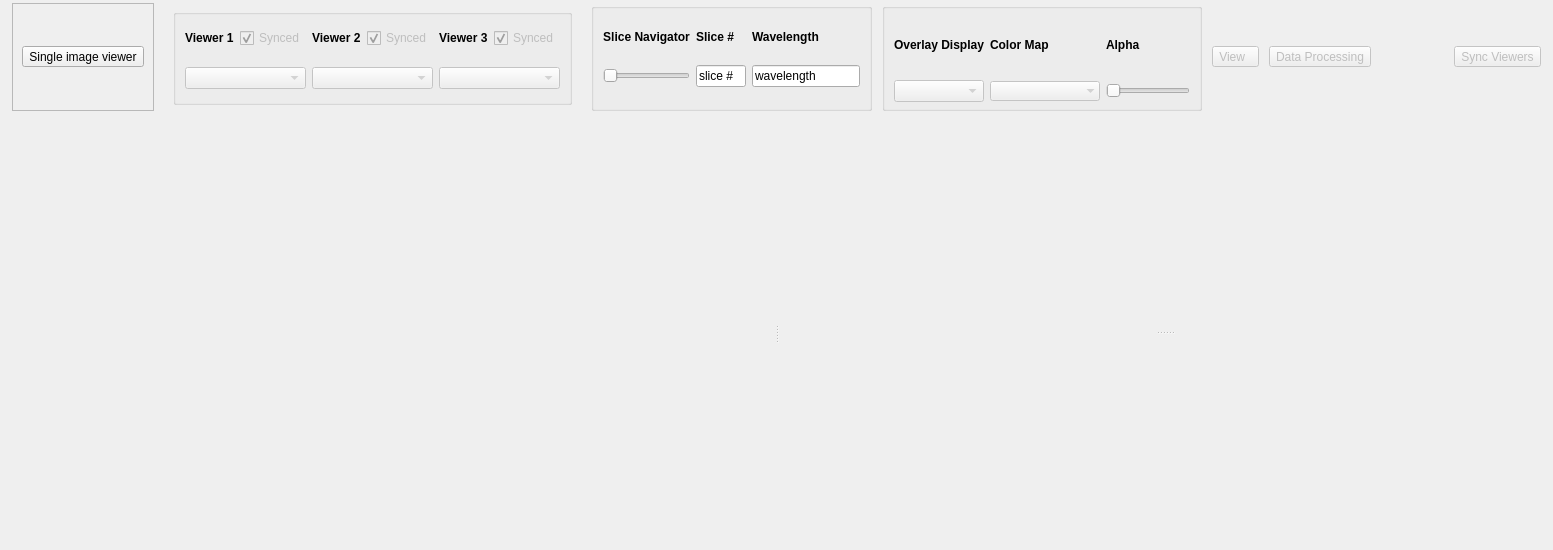
Old version of the form cubeviz/layout.ui in the repository spacetelescope/cubeviz.
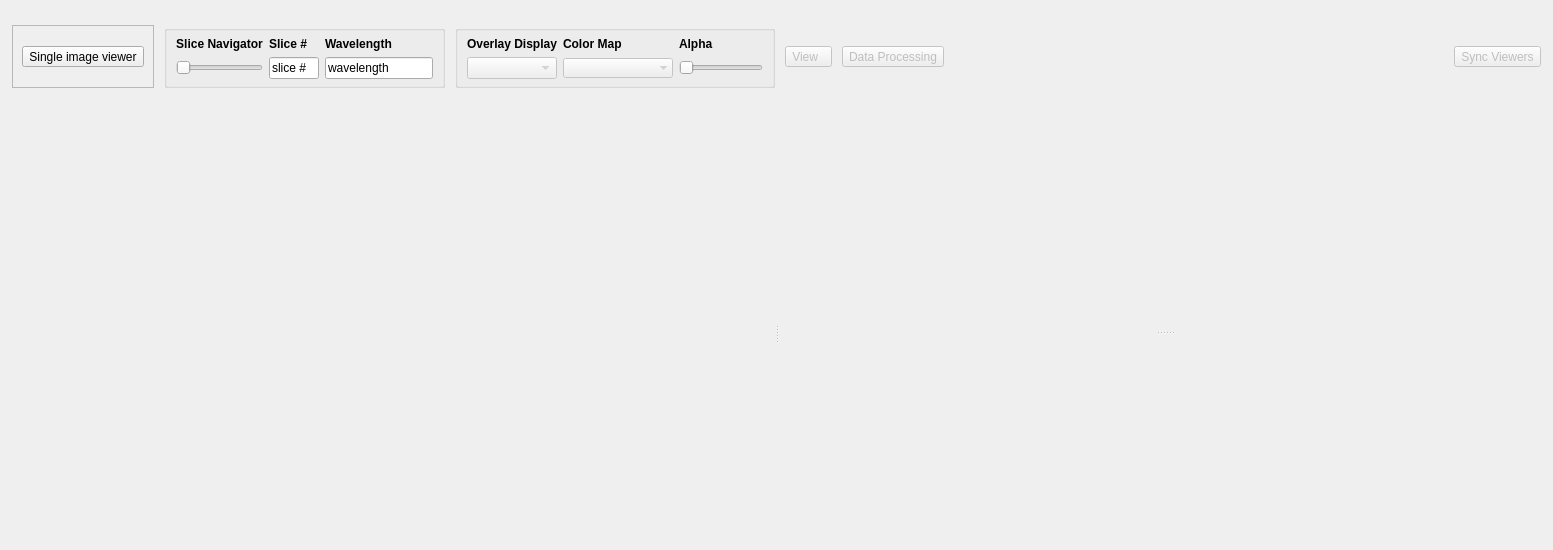
New version of the form. The open tabs and pages were chosen to show the change. Custom widgets are drawn as their Qt base class.

Commit message: Remove sync buttons and viewer combos from top-level layout

Diff of the .ui file:
```diff
--- a/cubeviz/layout.ui
+++ b/cubeviz/layout.ui
@@ -41,10 +41,13 @@
       <property name="bottomMargin">
        <number>0</number>
       </property>
-      <property name="spacing">
+      <property name="horizontalSpacing">
        <number>10</number>
       </property>
-      <item row="2" column="9">
+      <property name="verticalSpacing">
+       <number>0</number>
+      </property>
+      <item row="2" column="8">
        <spacer name="horizontalSpacer">
         <property name="orientation">
          <enum>Qt::Horizontal</enum>
@@ -57,7 +60,7 @@
         </property>
        </spacer>
       </item>
-      <item row="2" column="10">
+      <item row="2" column="9">
        <widget class="QToolButton" name="sync_button">
         <property name="enabled">
          <bool>false</bool>
@@ -73,7 +76,60 @@
         </property>
        </widget>
       </item>
-      <item row="2" column="6" alignment="Qt::AlignLeft">
+      <item row="2" column="6">
+       <widget class="QToolButton" name="view_option_button">
+        <property name="enabled">
+         <bool>false</bool>
+        </property>
+        <property name="minimumSize">
+         <size>
+          <width>0</width>
+          <height>0</height>
+         </size>
+        </property>
+        <property name="toolTip">
+         <string/>
+        </property>
+        <property name="text">
+         <string>View  </string>
+        </property>
+        <property name="popupMode">
+         <enum>QToolButton::InstantPopup</enum>
+        </property>
+        <property name="toolButtonStyle">
+         <enum>Qt::ToolButtonTextOnly</enum>
+        </property>
+        <property name="arrowType">
+         <enum>Qt::NoArrow</enum>
+        </property>
+       </widget>
+      </item>
+      <item row="2" column="7">
+       <widget class="QToolButton" name="cube_option_button">
+        <property name="enabled">
+         <bool>false</bool>
+        </property>
+        <property name="minimumSize">
+         <size>
+          <width>0</width>
+          <height>0</height>
+         </size>
+        </property>
+        <property name="text">
+         <string>Data Processing</string>
+        </property>
+        <property name="popupMode">
+         <enum>QToolButton::InstantPopup</enum>
+        </property>
+        <property name="toolButtonStyle">
+         <enum>Qt::ToolButtonTextOnly</enum>
+        </property>
+        <property name="arrowType">
+         <enum>Qt::NoArrow</enum>
+        </property>
+       </widget>
+      </item>
+      <item row="2" column="5" alignment="Qt::AlignLeft">
        <widget class="QGroupBox" name="groupBox">
         <property name="title">
          <string/>
@@ -85,7 +141,7 @@
          <property name="bottomMargin">
           <number>6</number>
          </property>
-         <item row="1" column="2">
+         <item row="1" column="3">
           <widget class="QColormapCombo" name="overlay_colormap_combo">
            <property name="enabled">
             <bool>false</bool>
@@ -110,35 +166,6 @@
            </property>
           </widget>
          </item>
-         <item row="0" column="2">
-          <widget class="QLabel" name="label_7">
-           <property name="font">
-            <font>
-             <weight>75</weight>
-             <bold>true</bold>
-            </font>
-           </property>
-           <property name="frameShape">
-            <enum>QFrame::NoFrame</enum>
-           </property>
-           <property name="text">
-            <string>Color Map</string>
-           </property>
-          </widget>
-         </item>
-         <item row="0" column="1">
-          <widget class="QLabel" name="label_8">
-           <property name="font">
-            <font>
-             <weight>75</weight>
-             <bold>true</bold>
-            </font>
-           </property>
-           <property name="text">
-            <string>Overlay Display</string>
-           </property>
-          </widget>
-         </item>
          <item row="1" column="1">
           <widget class="QComboBox" name="overlay_image_combo">
            <property name="enabled">
@@ -146,7 +173,7 @@
            </property>
           </widget>
          </item>
-         <item row="1" column="3">
+         <item row="1" column="5">
           <widget class="QSlider" name="alpha_slider">
            <property name="enabled">
             <bool>false</bool>
@@ -174,7 +201,36 @@
            </property>
           </widget>
          </item>
+         <item row="0" column="1">
+          <widget class="QLabel" name="label_8">
+           <property name="font">
+            <font>
+             <weight>75</weight>
+             <bold>true</bold>
+            </font>
+           </property>
+           <property name="text">
+            <string>Overlay Display</string>
+           </property>
+          </widget>
+         </item>
          <item row="0" column="3">
+          <widget class="QLabel" name="label_7">
+           <property name="font">
+            <font>
+             <weight>75</weight>
+             <bold>true</bold>
+            </font>
+           </property>
+           <property name="frameShape">
+            <enum>QFrame::NoFrame</enum>
+           </property>
+           <property name="text">
+            <string>Color Map</string>
+           </property>
+          </widget>
+         </item>
+         <item row="0" column="5">
           <widget class="QLabel" name="label">
            <property name="font">
             <font>
@@ -188,15 +244,9 @@
           </widget>
          </item>
         </layout>
-        <zorder>label_7</zorder>
-        <zorder>overlay_colormap_combo</zorder>
-        <zorder>label_8</zorder>
-        <zorder>overlay_image_combo</zorder>
-        <zorder>alpha_slider</zorder>
-        <zorder>label</zorder>
        </widget>
       </item>
-      <item row="2" column="2" alignment="Qt::AlignLeft">
+      <item row="2" column="1" alignment="Qt::AlignLeft">
        <widget class="QGroupBox" name="groupBox_2">
         <property name="font">
          <font>
@@ -214,74 +264,7 @@
          <property name="bottomMargin">
           <number>6</number>
          </property>
-         <item row="0" column="0" alignment="Qt::AlignHCenter">
-          <widget class="QLabel" name="label_3">
-           <property name="sizePolicy">
-            <sizepolicy hsizetype="Preferred" vsizetype="Fixed">
-             <horstretch>0</horstretch>
-             <verstretch>0</verstretch>
-            </sizepolicy>
-           </property>
-           <property name="font">
-            <font>
-             <weight>75</weight>
-             <bold>true</bold>
-             <underline>false</underline>
-            </font>
-           </property>
-           <property name="text">
-            <string>Slice Navigator</string>
-           </property>
-           <property name="alignment">
-            <set>Qt::AlignCenter</set>
-           </property>
-          </widget>
-         </item>
-         <item row="0" column="1">
-          <widget class="QLabel" name="label_2">
-           <property name="sizePolicy">
-            <sizepolicy hsizetype="Preferred" vsizetype="Fixed">
-             <horstretch>0</horstretch>
-             <verstretch>0</verstretch>
-            </sizepolicy>
-           </property>
-           <property name="font">
-            <font>
-             <weight>75</weight>
-             <bold>true</bold>
-             <underline>false</underline>
-            </font>
-           </property>
-           <property name="text">
-            <string>Slice #</string>
-           </property>
-           <property name="textFormat">
-            <enum>Qt::AutoText</enum>
-           </property>
-          </widget>
-         </item>
-         <item row="0" column="2">
-          <widget class="QLabel" name="wavelength_textbox_label">
-           <property name="sizePolicy">
-            <sizepolicy hsizetype="Preferred" vsizetype="Fixed">
-             <horstretch>0</horstretch>
-             <verstretch>0</verstretch>
-            </sizepolicy>
-           </property>
-           <property name="font">
-            <font>
-             <weight>75</weight>
-             <bold>true</bold>
-             <underline>false</underline>
-             <kerning>true</kerning>
-            </font>
-           </property>
-           <property name="text">
-            <string>Wavelength</string>
-           </property>
-          </widget>
-         </item>
-         <item row="1" column="0">
+         <item row="2" column="1">
           <widget class="QSlider" name="slice_slider">
            <property name="minimumSize">
             <size>
@@ -303,7 +286,7 @@
            </property>
           </widget>
          </item>
-         <item row="1" column="1">
+         <item row="2" column="3">
           <widget class="QLineEdit" name="slice_textbox">
            <property name="maximumSize">
             <size>
@@ -319,7 +302,7 @@
            </property>
           </widget>
          </item>
-         <item row="1" column="2">
+         <item row="2" column="5">
           <widget class="QLineEdit" name="wavelength_textbox">
            <property name="maximumSize">
             <size>
@@ -335,6 +318,73 @@
            </property>
           </widget>
          </item>
+         <item row="0" column="1">
+          <widget class="QLabel" name="label_3">
+           <property name="sizePolicy">
+            <sizepolicy hsizetype="Preferred" vsizetype="Fixed">
+             <horstretch>0</horstretch>
+             <verstretch>0</verstretch>
+            </sizepolicy>
+           </property>
+           <property name="font">
+            <font>
+             <weight>75</weight>
+             <bold>true</bold>
+             <underline>false</underline>
+            </font>
+           </property>
+           <property name="text">
+            <string>Slice Navigator</string>
+           </property>
+           <property name="alignment">
+            <set>Qt::AlignCenter</set>
+           </property>
+          </widget>
+         </item>
+         <item row="0" column="3">
+          <widget class="QLabel" name="label_2">
+           <property name="sizePolicy">
+            <sizepolicy hsizetype="Preferred" vsizetype="Fixed">
+             <horstretch>0</horstretch>
+             <verstretch>0</verstretch>
+            </sizepolicy>
+           </property>
+           <property name="font">
+            <font>
+             <weight>75</weight>
+             <bold>true</bold>
+             <underline>false</underline>
+            </font>
+           </property>
+           <property name="text">
+            <string>Slice #</string>
+           </property>
+           <property name="textFormat">
+            <enum>Qt::AutoText</enum>
+           </property>
+          </widget>
+         </item>
+         <item row="0" column="5">
+          <widget class="QLabel" name="wavelength_textbox_label">
+           <property name="sizePolicy">
+            <sizepolicy hsizetype="Preferred" vsizetype="Fixed">
+             <horstretch>0</horstretch>
+             <verstretch>0</verstretch>
+            </sizepolicy>
+           </property>
+           <property name="font">
+            <font>
+             <weight>75</weight>
+             <bold>true</bold>
+             <underline>false</underline>
+             <kerning>true</kerning>
+            </font>
+           </property>
+           <property name="text">
+            <string>Wavelength</string>
+           </property>
+          </widget>
+         </item>
         </layout>
        </widget>
       </item>
@@ -363,292 +413,6 @@
         </layout>
        </widget>
       </item>
-      <item row="2" column="7">
-       <widget class="QToolButton" name="view_option_button">
-        <property name="enabled">
-         <bool>false</bool>
-        </property>
-        <property name="minimumSize">
-         <size>
-          <width>0</width>
-          <height>0</height>
-         </size>
-        </property>
-        <property name="toolTip">
-         <string/>
-        </property>
-        <property name="text">
-         <string>View  </string>
-        </property>
-        <property name="popupMode">
-         <enum>QToolButton::InstantPopup</enum>
-        </property>
-        <property name="toolButtonStyle">
-         <enum>Qt::ToolButtonTextOnly</enum>
-        </property>
-        <property name="arrowType">
-         <enum>Qt::NoArrow</enum>
-        </property>
-       </widget>
-      </item>
-      <item row="2" column="8">
-       <widget class="QToolButton" name="cube_option_button">
-        <property name="enabled">
-         <bool>false</bool>
-        </property>
-        <property name="minimumSize">
-         <size>
-          <width>0</width>
-          <height>0</height>
-         </size>
-        </property>
-        <property name="text">
-         <string>Data Processing</string>
-        </property>
-        <property name="popupMode">
-         <enum>QToolButton::InstantPopup</enum>
-        </property>
-        <property name="toolButtonStyle">
-         <enum>Qt::ToolButtonTextOnly</enum>
-        </property>
-        <property name="arrowType">
-         <enum>Qt::NoArrow</enum>
-        </property>
-       </widget>
-      </item>
-      <item row="2" column="1">
-       <widget class="QStackedWidget" name="viewer_control_frame">
-        <property name="frameShape">
-         <enum>QFrame::NoFrame</enum>
-        </property>
-        <property name="frameShadow">
-         <enum>QFrame::Plain</enum>
-        </property>
-        <property name="currentIndex">
-         <number>1</number>
-        </property>
-        <widget class="QWidget" name="stackedWidget_3Page1">
-         <layout class="QGridLayout" name="gridLayout_3">
-          <property name="topMargin">
-           <number>6</number>
-          </property>
-          <property name="bottomMargin">
-           <number>6</number>
-          </property>
-          <item row="0" column="0">
-           <widget class="QGroupBox" name="groupBox_3">
-            <property name="title">
-             <string/>
-            </property>
-            <layout class="QGridLayout" name="gridLayout_5">
-             <property name="topMargin">
-              <number>0</number>
-             </property>
-             <property name="bottomMargin">
-              <number>0</number>
-             </property>
-             <item row="0" column="0">
-              <layout class="QHBoxLayout" name="horizontalLayout_2">
-               <item>
-                <widget class="QLabel" name="label_4">
-                 <property name="font">
-                  <font>
-                   <weight>75</weight>
-                   <bold>true</bold>
-                   <underline>false</underline>
-                  </font>
-                 </property>
-                 <property name="text">
-                  <string>Viewer 1</string>
-                 </property>
-                </widget>
-               </item>
-               <item>
-                <widget class="QCheckBox" name="viewer1_synced_checkbox">
-                 <property name="enabled">
-                  <bool>false</bool>
-                 </property>
-                 <property name="text">
-                  <string>Synced</string>
-                 </property>
-                 <property name="checked">
-                  <bool>true</bool>
-                 </property>
-                 <property name="tristate">
-                  <bool>false</bool>
-                 </property>
-                </widget>
-               </item>
-              </layout>
-             </item>
-             <item row="2" column="0">
-              <widget class="QComboBox" name="viewer1_combo">
-               <property name="enabled">
-                <bool>false</bool>
-               </property>
-               <property name="toolTip">
-                <string>Select data to display in left hand viewer</string>
-               </property>
-              </widget>
-             </item>
-             <item row="2" column="1">
-              <widget class="QComboBox" name="viewer2_combo">
-               <property name="enabled">
-                <bool>false</bool>
-               </property>
-               <property name="toolTip">
-                <string>Select data to display in middle viewer</string>
-               </property>
-              </widget>
-             </item>
-             <item row="2" column="2">
-              <widget class="QComboBox" name="viewer3_combo">
-               <property name="enabled">
-                <bool>false</bool>
-               </property>
-               <property name="toolTip">
-                <string>Select data to display in right hand viewer</string>
-               </property>
-              </widget>
-             </item>
-             <item row="0" column="1">
-              <layout class="QHBoxLayout" name="horizontalLayout_3">
-               <item>
-                <widget class="QLabel" name="label_5">
-                 <property name="font">
-                  <font>
-                   <weight>75</weight>
-                   <bold>true</bold>
-                  </font>
-                 </property>
-                 <property name="text">
-                  <string>Viewer 2</string>
-                 </property>
-                </widget>
-               </item>
-               <item>
-                <widget class="QCheckBox" name="viewer2_synced_checkbox">
-                 <property name="enabled">
-                  <bool>false</bool>
-                 </property>
-                 <property name="text">
-                  <string>Synced</string>
-                 </property>
-                 <property name="checked">
-                  <bool>true</bool>
-                 </property>
-                 <property name="tristate">
-                  <bool>false</bool>
-                 </property>
-                </widget>
-               </item>
-              </layout>
-             </item>
-             <item row="0" column="2">
-              <layout class="QHBoxLayout" name="horizontalLayout_4">
-               <item>
-                <widget class="QLabel" name="label_6">
-                 <property name="font">
-                  <font>
-                   <weight>75</weight>
-                   <bold>true</bold>
-                  </font>
-                 </property>
-                 <property name="text">
-                  <string>Viewer 3</string>
-                 </property>
-                </widget>
-               </item>
-               <item>
-                <widget class="QCheckBox" name="viewer3_synced_checkbox">
-                 <property name="enabled">
-                  <bool>false</bool>
-                 </property>
-                 <property name="text">
-                  <string>Synced</string>
-                 </property>
-                 <property name="checked">
-                  <bool>true</bool>
-                 </property>
-                 <property name="tristate">
-                  <bool>false</bool>
-                 </property>
-                </widget>
-               </item>
-              </layout>
-             </item>
-            </layout>
-           </widget>
-          </item>
-         </layout>
-        </widget>
-        <widget class="QWidget" name="page">
-         <layout class="QVBoxLayout" name="verticalLayout">
-          <item alignment="Qt::AlignLeft">
-           <widget class="QGroupBox" name="groupBox_4">
-            <property name="title">
-             <string/>
-            </property>
-            <layout class="QGridLayout" name="gridLayout_6">
-             <property name="topMargin">
-              <number>0</number>
-             </property>
-             <property name="bottomMargin">
-              <number>0</number>
-             </property>
-             <item row="1" column="0">
-              <widget class="QComboBox" name="single_viewer_combo">
-               <property name="enabled">
-                <bool>false</bool>
-               </property>
-               <property name="maximumSize">
-                <size>
-                 <width>150</width>
-                 <height>16777215</height>
-                </size>
-               </property>
-              </widget>
-             </item>
-             <item row="0" column="0">
-              <layout class="QHBoxLayout" name="horizontalLayout_5">
-               <item>
-                <widget class="QLabel" name="label_9">
-                 <property name="font">
-                  <font>
-                   <weight>75</weight>
-                   <bold>true</bold>
-                  </font>
-                 </property>
-                 <property name="text">
-                  <string>Viewer Contents</string>
-                 </property>
-                </widget>
-               </item>
-               <item>
-                <widget class="QCheckBox" name="singleviewer_synced_checkbox">
-                 <property name="enabled">
-                  <bool>false</bool>
-                 </property>
-                 <property name="text">
-                  <string>Synced</string>
-                 </property>
-                 <property name="checked">
-                  <bool>true</bool>
-                 </property>
-                 <property name="tristate">
-                  <bool>false</bool>
-                 </property>
-                </widget>
-               </item>
-              </layout>
-             </item>
-            </layout>
-           </widget>
-          </item>
-         </layout>
-        </widget>
-       </widget>
-      </item>
      </layout>
     </widget>
    </item>
```
The commit also changes 1 other file.
